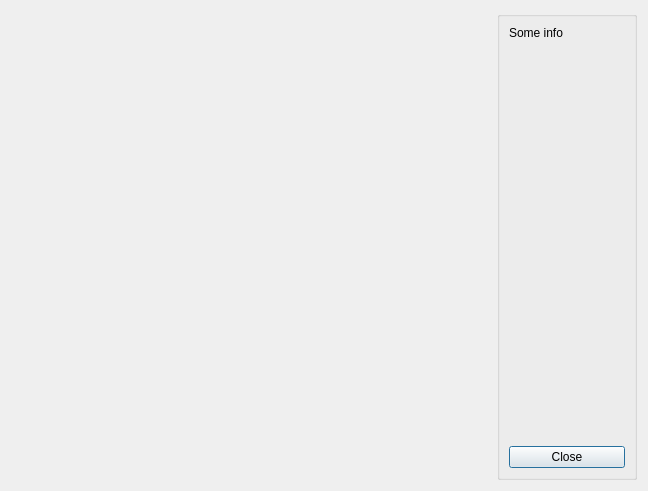
Valdas2000/flab-DIY-stack, file src/tools/profiling/support/show_graphics_board.ui: the form before one commit.
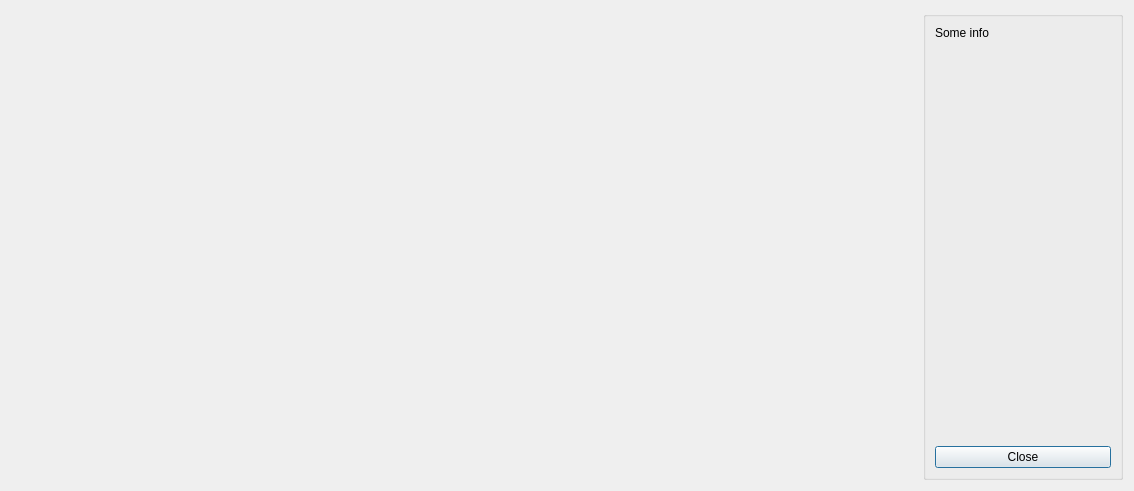
The form after the commit.

Commit message:
PatchReader GUI design
[+] GUI forms

Patch:
```diff
--- a/src/tools/profiling/support/show_graphics_board.ui
+++ b/src/tools/profiling/support/show_graphics_board.ui
@@ -6,10 +6,16 @@
    <rect>
     <x>0</x>
     <y>0</y>
-    <width>648</width>
+    <width>1134</width>
     <height>491</height>
    </rect>
   </property>
+  <property name="minimumSize">
+   <size>
+    <width>1134</width>
+    <height>491</height>
+   </size>
+  </property>
   <property name="windowTitle">
    <string>Dialog</string>
   </property>
@@ -28,13 +34,13 @@
     <widget class="QGroupBox" name="grp_controls">
      <property name="minimumSize">
       <size>
-       <width>140</width>
+       <width>200</width>
        <height>0</height>
       </size>
      </property>
      <property name="maximumSize">
       <size>
-       <width>160</width>
+       <width>400</width>
        <height>16777215</height>
       </size>
      </property>
@@ -44,11 +50,17 @@
      <layout class="QVBoxLayout" name="verticalLayout">
       <item>
        <widget class="QLabel" name="label">
+        <property name="sizePolicy">
+         <sizepolicy hsizetype="Preferred" vsizetype="Expanding">
+          <horstretch>0</horstretch>
+          <verstretch>0</verstretch>
+         </sizepolicy>
+        </property>
         <property name="text">
          <string>Some info</string>
         </property>
         <property name="textFormat">
-         <enum>Qt::TextFormat::PlainText</enum>
+         <enum>Qt::TextFormat::MarkdownText</enum>
         </property>
         <property name="alignment">
          <set>Qt::AlignmentFlag::AlignLeading|Qt::AlignmentFlag::AlignLeft|Qt::AlignmentFlag::AlignTop</set>
```
Left out of the diff: 3 changed lines with no effect on the pictures. The commit also changes 5 other files.
